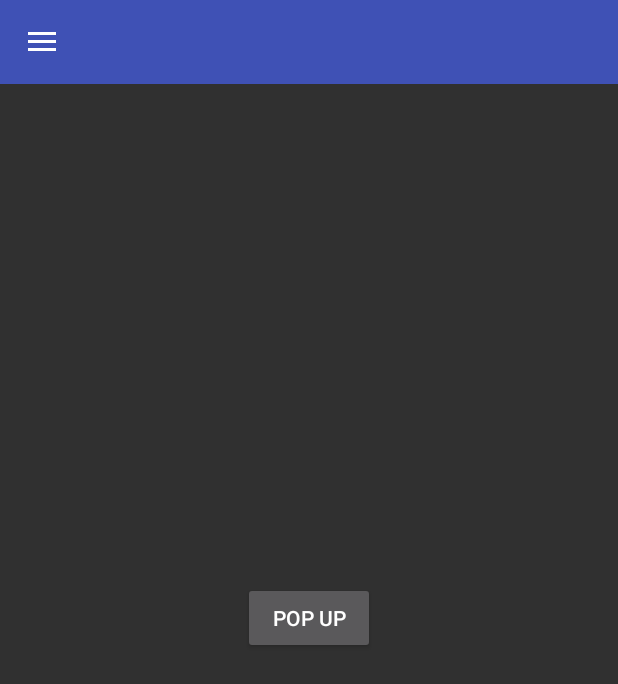
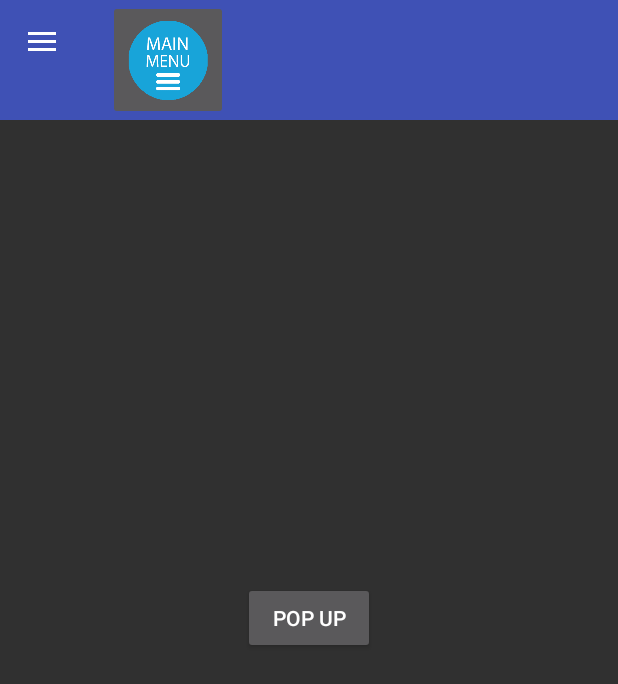
Before and after one commit to HungryBurger/Shake, an Android app: the screen it shows after launch once a user with an empty profile is signed in (MainMenu), on a phone screen of 412 x 824 dp. Shown: the top 684 px of the screen. Run offline under Robolectric (Android 15) with nearby library versions, the phone set to English and light mode, and no system bars; our stand-ins replace Firebase (no records; nobody signed in at launch, a user with empty details on screens opened directly); 3 statements that could not run were skipped.

Commit message:
hjhng125

```diff
--- a/app/build.gradle
+++ b/app/build.gradle
@@ -5,7 +5,7 @@ android {
     defaultConfig {
         applicationId "org.androidtown.shaketest"
         minSdkVersion 23
-        targetSdkVersion 26
+        targetSdkVersion 27
         versionCode 1
         versionName "1.0"
         testInstrumentationRunner "android.support.test.runner.AndroidJUnitRunner"
--- a/app/src/main/res/layout/toolbar.xml
+++ b/app/src/main/res/layout/toolbar.xml
@@ -8,5 +8,10 @@
     android:minHeight="?attr/actionBarSize"
     app:theme="@style/ThemeOverlay.AppCompat.Dark.ActionBar"
     android:background="?attr/colorPrimary">
-
+    <ImageButton
+        android:layout_width="80dp"
+        android:layout_height="80dp"
+        android:scaleType="fitCenter"
+        android:src ="@drawable/menu_button_1"
+        />
 </android.support.v7.widget.Toolbar>
--- a/app/src/main/res/menu/drawer.xml
+++ b/app/src/main/res/menu/drawer.xml
@@ -5,13 +5,11 @@
         android:icon="@mipmap/ic_launcher_round"
         android:title="item1"
         />
-
     <item
         android:id="@+id/item2"
         android:icon="@mipmap/ic_launcher_round"
         android:title="item2"
         />
-
     <item
         android:id="@+id/log_out"
         android:icon="@mipmap/ic_launcher_round"
```
